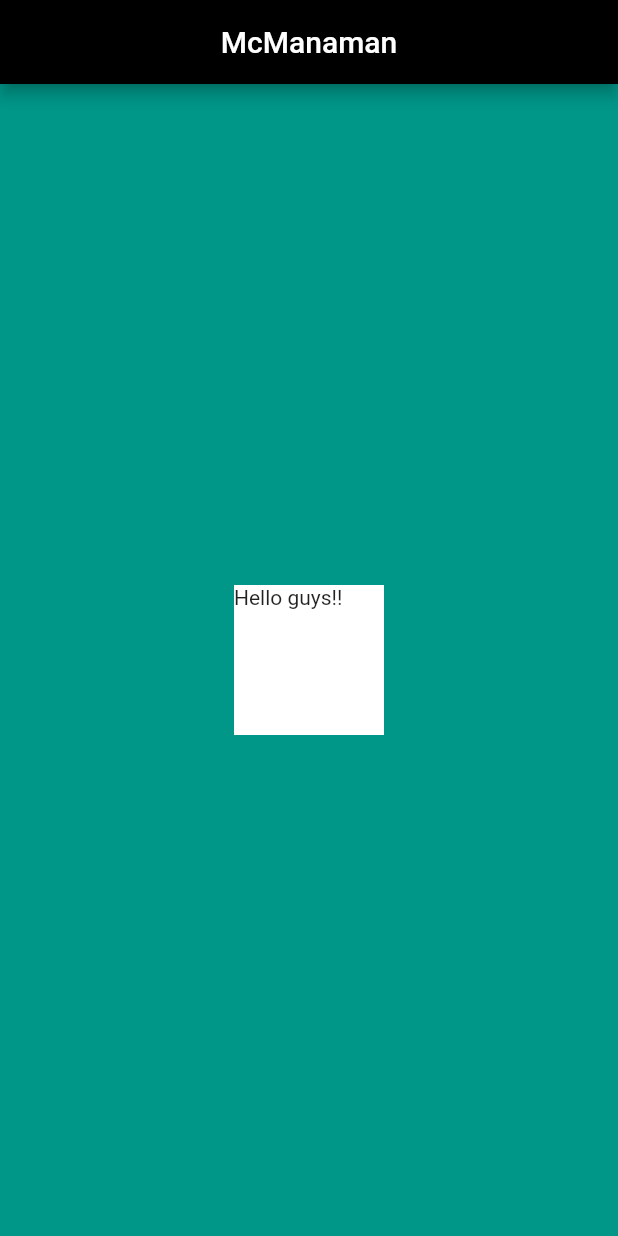
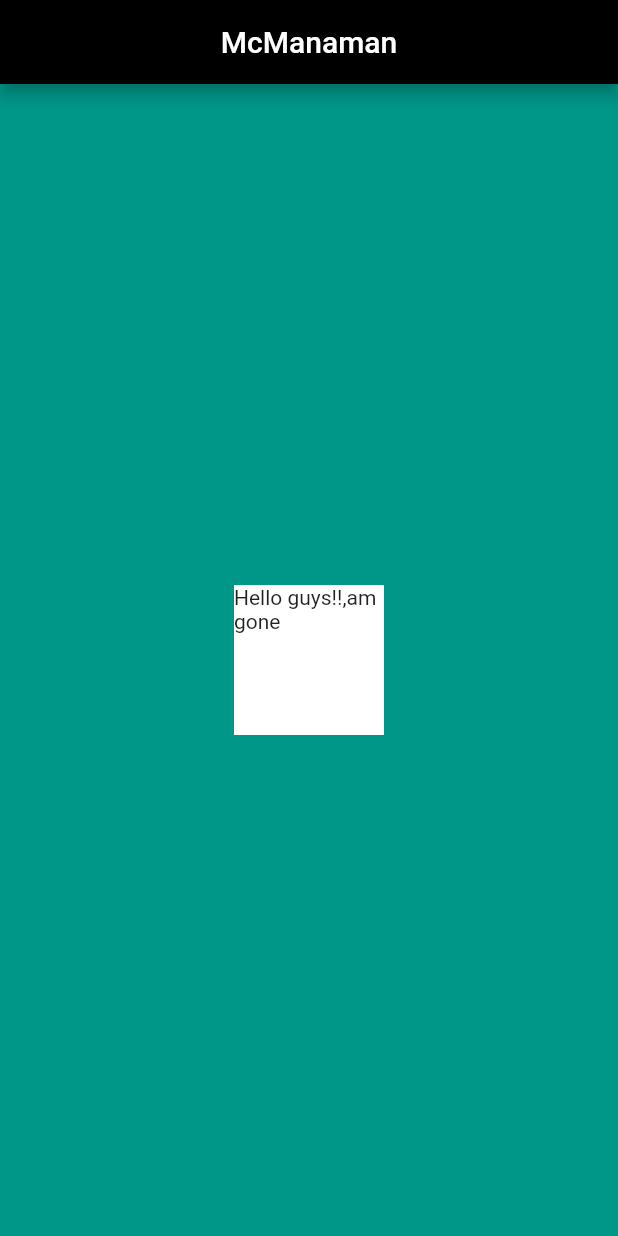
Before and after one commit to McManamanH/My1stRepo, a Flutter app: the screen it shows after launch, on a phone screen of 412 x 824 dp. Run offline on Flutter 3.47's test engine with Material 2 defaults, Android fonts, the phone set to English and light mode, and no system bars.

Commit message:
Update main.dart

```diff
--- a/lib/main.dart
+++ b/lib/main.dart
@@ -20,7 +20,8 @@ Widget build(BuildContext context){
               height: 100.0,
               width: 100.0,
               color: Colors.white,
-              child: Text("Hello guys!!"),
+              child: Text("Hello guys!!,am gone"),
+
 
 
             ),
```
